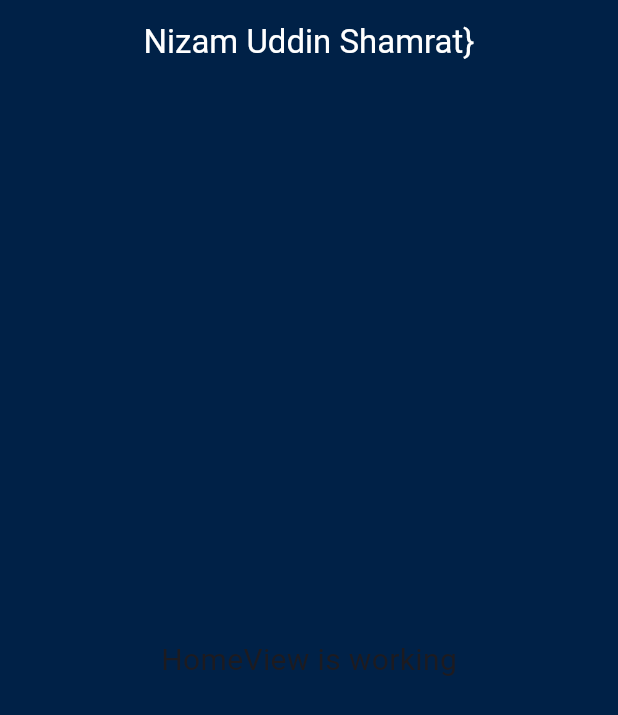
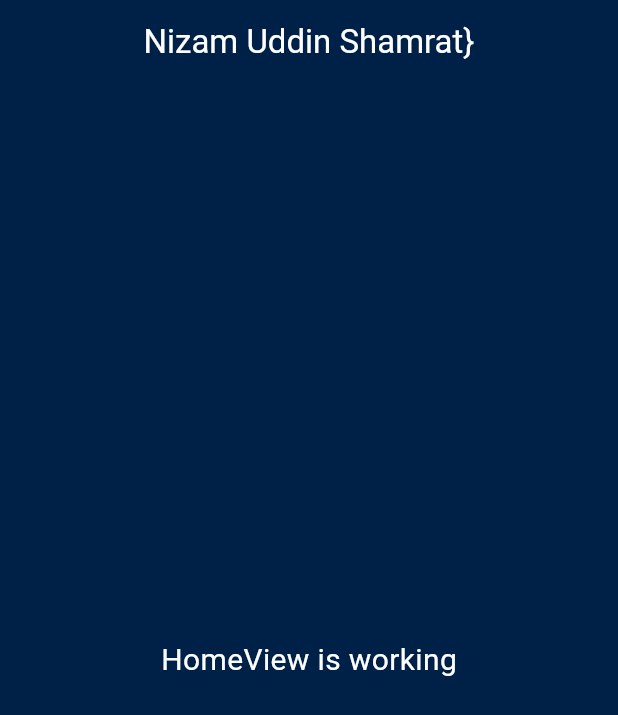
Before and after one commit to devnizamuddin/devnizamuddin.github.io, a Flutter app: the screen it shows after launch, on a phone screen of 412 x 824 dp. Shown: the top 715 px of the screen. Run offline on Flutter 3.47's test engine with Material 3 defaults, Android fonts, the phone set to English and light mode, and no system bars; our stand-ins replace get.

Commit message:
theme modified

```diff
--- a/lib/app/config/theme.dart
+++ b/lib/app/config/theme.dart
@@ -17,14 +17,80 @@ const OutlineInputBorder FOCUSED_ERROR_BORDER = OutlineInputBorder(
 final ThemeData lightTheme = ThemeData(
   primaryColor: PRIMARY_COLOR,
   scaffoldBackgroundColor: SCAFFOLD_BACKGROUND_COLOR,
-
+  outlinedButtonTheme: OutlinedButtonThemeData(
+    style: OutlinedButton.styleFrom(
+      foregroundColor: Colors.white,
+    ),
+  ),
+  textTheme: TextTheme(
+    // Large headings, ideal for page titles or sections
+    displayLarge: const TextStyle(
+      fontSize: 48, // Larger font for web
+      fontWeight: FontWeight.bold,
+      color: Colors.black,
+    ),
+    // Medium headings, for subtitles or secondary headings
+    displayMedium: const TextStyle(
+      fontSize: 36,
+      fontWeight: FontWeight.bold,
+      color: Colors.black87,
+    ),
+    // Small headings, useful for tertiary headings
+    displaySmall: const TextStyle(
+      fontSize: 28,
+      fontWeight: FontWeight.w600,
+      color: Colors.black87,
+    ),
+    // For cards, list titles, or emphasized content
+    headlineMedium: const TextStyle(
+      fontSize: 22,
+      fontWeight: FontWeight.w500,
+      color: Colors.black54,
+    ),
+    // Used for small emphasized text, like input labels
+    titleMedium: const TextStyle(
+      fontSize: 18,
+      fontWeight: FontWeight.w400,
+      color: Colors.black54,
+    ),
+    // Default body text, used for most content
+    // Caption text, like for images or minor content
+    bodySmall: const TextStyle(
+      fontSize: 12,
+      fontWeight: FontWeight.w400,
+      color: Colors.white,
+    ),
+    // Smaller body text, often for captions or helper text
+    bodyMedium: const TextStyle(
+      fontSize: 14,
+      fontWeight: FontWeight.normal,
+      color: Colors.white,
+    ),
+    // Used for buttons
+    bodyLarge: const TextStyle(
+      fontSize: 16,
+      fontWeight: FontWeight.normal,
+      color: Colors.white,
+    ),
+    labelLarge: const TextStyle(
+      fontSize: 16,
+      fontWeight: FontWeight.bold,
+      color: Colors.white,
+    ),
+    // Overline text, typically uppercase and small
+    labelSmall: TextStyle(
+      fontSize: 10,
+      fontWeight: FontWeight.w400,
+      color: Colors.grey[600],
+    ),
+  ),
   //******************************** AppBar Theme ********************************
 
   appBarTheme: const AppBarTheme(
     backgroundColor: PRIMARY_COLOR,
     foregroundColor: Colors.white,
   ),
-
+  iconTheme: const IconThemeData(color: Colors.white),
   //******************************** InputDecoration Theme ********************************
   inputDecorationTheme: const InputDecorationTheme(
     enabledBorder: ENABLED_BORDER,
```
